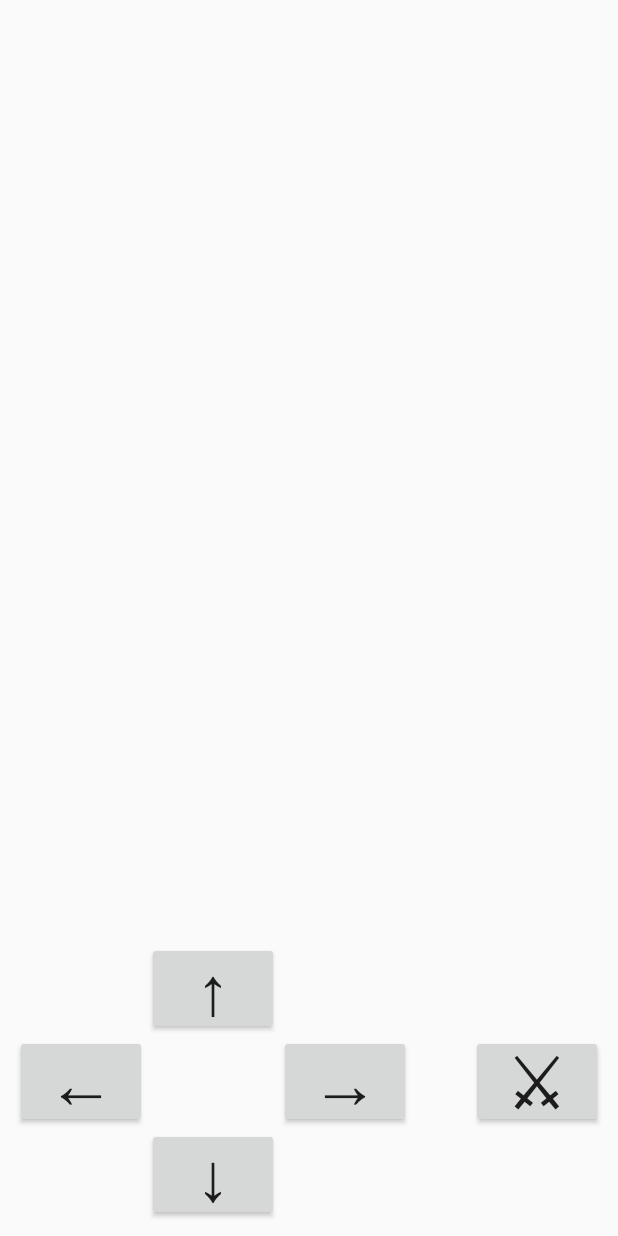
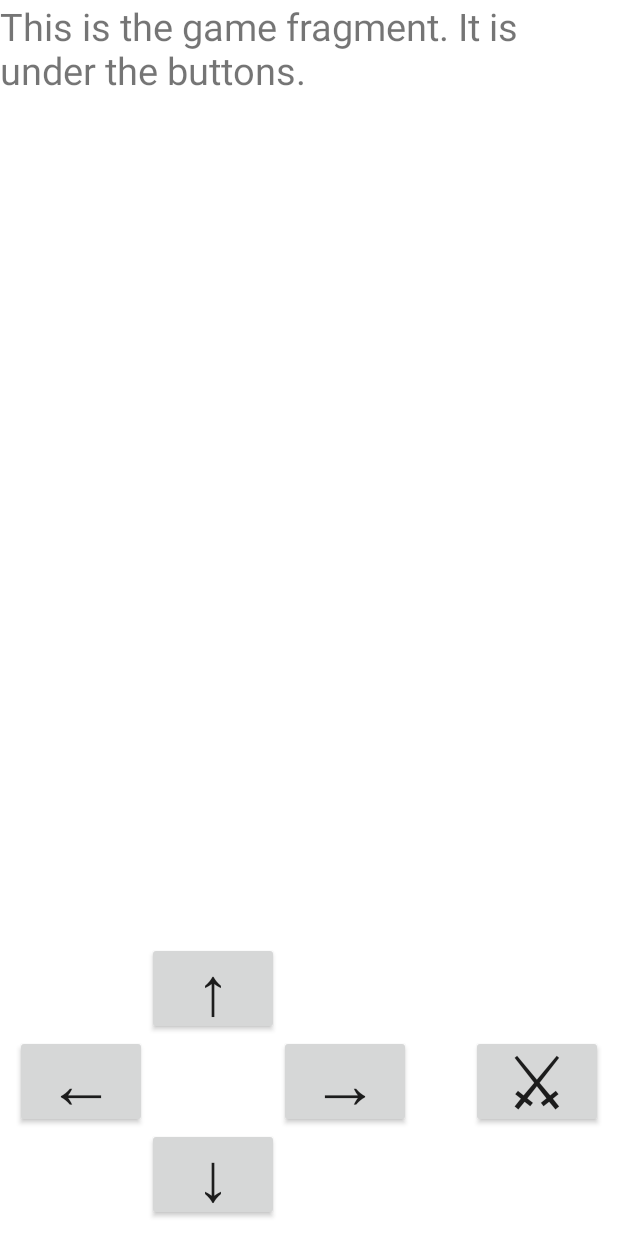
Before and after one commit to Benjamin-Jenne/AD340Game, an Android app: the GameActivity screen opened directly, with no data from a screen before it, on a phone screen of 412 x 824 dp. Run offline under Robolectric (Android 15) with nearby library versions, the phone set to English and light mode, and no system bars.

Commit message:
I added a frame layout and the game fragment underneath the buttons

```diff
--- a/app/src/main/AndroidManifest.xml
+++ b/app/src/main/AndroidManifest.xml
@@ -18,7 +18,7 @@
             </intent-filter>
         </activity>
 
-        <activity android:name=".MapActivity" />
+        <activity android:name=".GameActivity" />
     </application>
     <uses-permission android:name="android.permission.INTERNET" />
     <uses-permission android:name="android.permission.WRITE_EXTERNAL_STORAGE"/>
--- a/app/src/main/java/com/example/mapgame/MapActivity.java
+++ b/app/src/main/java/com/example/mapgame/GameActivity.java
@@ -5,13 +5,13 @@ import android.util.Log;
 
 import androidx.appcompat.app.AppCompatActivity;
 
-public class MapActivity extends AppCompatActivity {
-    private static final String TAG = MapActivity.class.getSimpleName();
+public class GameActivity extends AppCompatActivity {
+    private static final String TAG = GameActivity.class.getSimpleName();
 
     @Override
     protected void onCreate(Bundle savedInstanceState) {
         super.onCreate(savedInstanceState);
-        setContentView(R.layout.activity_map);
+        setContentView(R.layout.activity_game);
 
         Log.i(TAG, "onCreate()");
     }
--- /dev/null
+++ b/app/src/main/java/com/example/mapgame/GameFragment.java
@@ -0,0 +1,17 @@
+package com.example.mapgame;
+
+import android.os.Bundle;
+import android.view.LayoutInflater;
+import android.view.View;
+import android.view.ViewGroup;
+
+import androidx.annotation.Nullable;
+import androidx.fragment.app.Fragment;
+
+public class GameFragment extends Fragment {
+    @Override
+    public View onCreateView(LayoutInflater inflater, @Nullable ViewGroup container, Bundle savedInstanceState){
+        View view = inflater.inflate(R.layout.fragment_game, container, false);
+        return view;
+    }
+}
--- a/app/src/main/java/com/example/mapgame/MainActivity.java
+++ b/app/src/main/java/com/example/mapgame/MainActivity.java
@@ -57,7 +57,7 @@ public class MainActivity extends AppCompatActivity {
 
 
     public void goToMapActivity(View view) {
-        Intent intent = new Intent(MainActivity.this, MapActivity.class);
+        Intent intent = new Intent(MainActivity.this, GameActivity.class);
 
         startActivity(intent);
     }
--- a/app/src/main/res/layout/activity_map.xml
+++ b/app/src/main/res/layout/activity_game.xml
@@ -1,11 +1,23 @@
 <?xml version="1.0" encoding="utf-8"?>
+<FrameLayout xmlns:android="http://schemas.android.com/apk/res/android"
+    xmlns:tools="http://schemas.android.com/tools"
+    android:layout_width="match_parent"
+    android:layout_height="match_parent" >
+
+    <fragment
+        android:id="@+id/gameFragment"
+        android:name="com.example.mapgame.GameFragment"
+        android:layout_width="match_parent"
+        android:layout_height="match_parent"
+        android:layout="@layout/fragment_game"/>
+
 <RelativeLayout xmlns:android="http://schemas.android.com/apk/res/android"
     xmlns:app="http://schemas.android.com/apk/res-auto"
     xmlns:tools="http://schemas.android.com/tools"
     android:layout_width="match_parent"
     android:layout_height="match_parent"
     android:layout_margin="10dp"
-    tools:context=".MapActivity">
+    tools:context=".GameActivity">
 
     <Button
         android:id="@+id/buttonLeft"
@@ -58,3 +70,4 @@
         />
 
 </RelativeLayout>
+</FrameLayout>
--- /dev/null
+++ b/app/src/main/res/layout/fragment_game.xml
@@ -0,0 +1,20 @@
+<?xml version="1.0" encoding="utf-8"?>
+
+<LinearLayout
+    xmlns:android="http://schemas.android.com/apk/res/android"
+    xmlns:app="http://schemas.android.com/apk/res-auto"
+    xmlns:tools="http://schemas.android.com/tools"
+    android:layout_width="match_parent"
+    android:layout_height="match_parent"
+    android:orientation="vertical"
+    android:background="@android:color/white"
+    tools:context=".GameFragment">
+
+    <TextView
+        android:layout_width="wrap_content"
+        android:layout_height="wrap_content"
+        android:text="This is the game fragment. It is under the buttons."
+        android:id="@+id/game_fragment_placeholder"
+        android:textSize="25dp"/>
+
+</LinearLayout>
```
